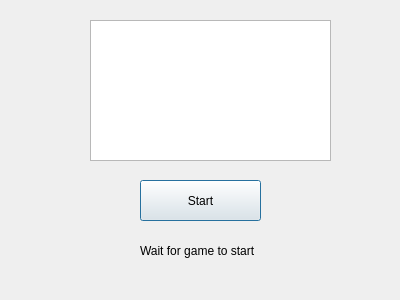
PavleVl/FingerCoaster, file FingerCoaster/lobby.ui: the form before one commit.
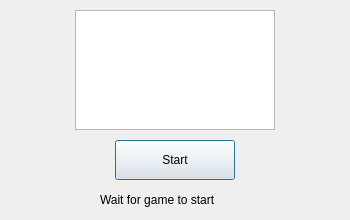
The form after the commit.

Diff of the .ui file:
```diff
--- a/FingerCoaster/lobby.ui
+++ b/FingerCoaster/lobby.ui
@@ -6,20 +6,32 @@
    <rect>
     <x>0</x>
     <y>0</y>
-    <width>400</width>
-    <height>300</height>
+    <width>350</width>
+    <height>220</height>
    </rect>
   </property>
+  <property name="minimumSize">
+   <size>
+    <width>350</width>
+    <height>220</height>
+   </size>
+  </property>
+  <property name="maximumSize">
+   <size>
+    <width>350</width>
+    <height>220</height>
+   </size>
+  </property>
   <property name="windowTitle">
    <string>Dialog</string>
   </property>
   <widget class="QPushButton" name="btStartGame">
    <property name="geometry">
     <rect>
-     <x>140</x>
-     <y>180</y>
-     <width>121</width>
-     <height>41</height>
+     <x>115</x>
+     <y>140</y>
+     <width>120</width>
+     <height>40</height>
     </rect>
    </property>
    <property name="text">
@@ -29,10 +41,10 @@
   <widget class="QLabel" name="label">
    <property name="geometry">
     <rect>
-     <x>140</x>
-     <y>240</y>
-     <width>151</width>
-     <height>21</height>
+     <x>100</x>
+     <y>190</y>
+     <width>150</width>
+     <height>20</height>
     </rect>
    </property>
    <property name="text">
@@ -42,10 +54,10 @@
   <widget class="QListWidget" name="playerList">
    <property name="geometry">
     <rect>
-     <x>90</x>
-     <y>20</y>
-     <width>241</width>
-     <height>141</height>
+     <x>75</x>
+     <y>10</y>
+     <width>200</width>
+     <height>120</height>
     </rect>
    </property>
   </widget>
```
